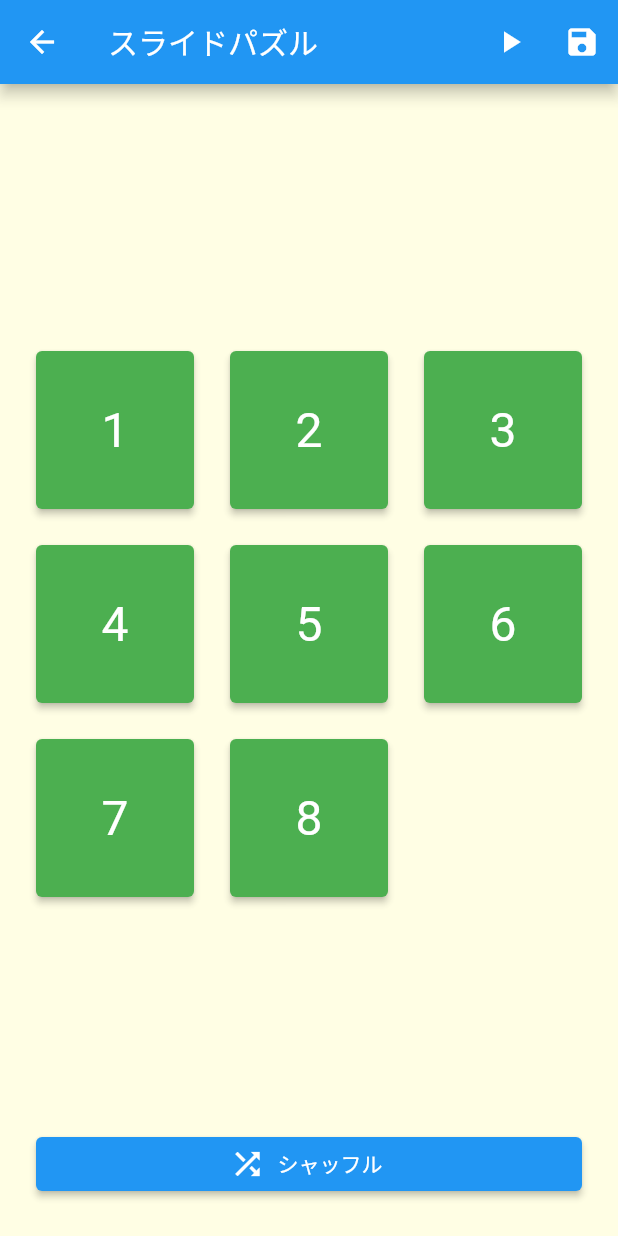
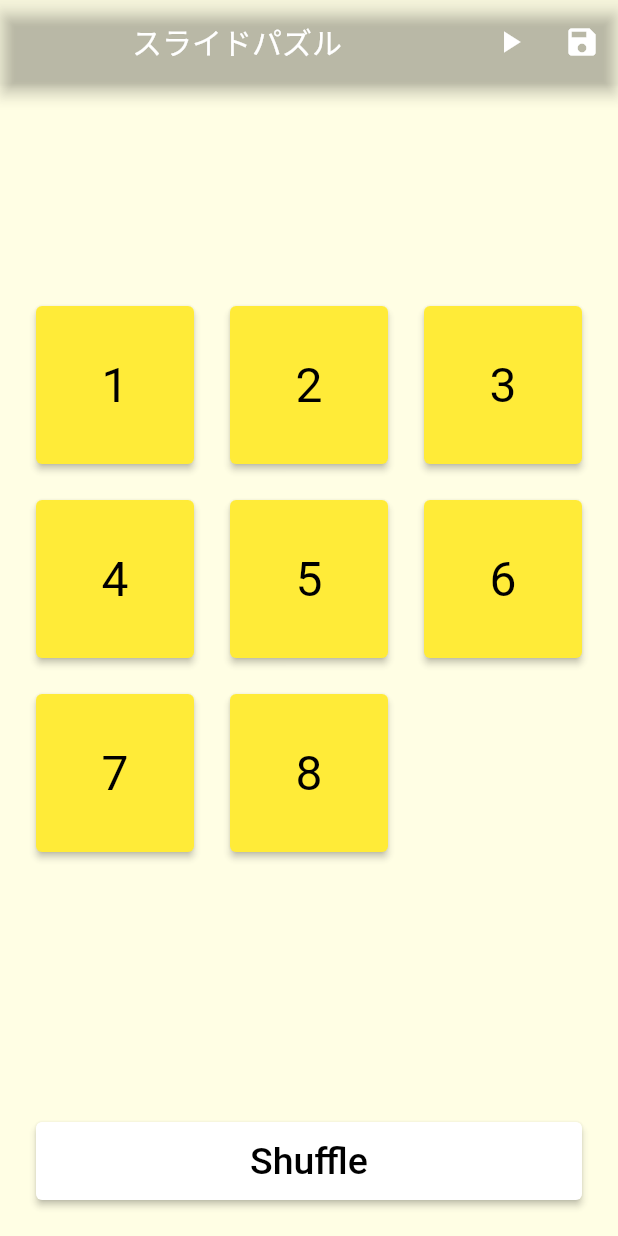
Before and after one commit to kayeungadrian-tam/The-Banana-Room, a Flutter app: the PuzzlePage screen opened directly, on a phone screen of 412 x 824 dp. Run offline on Flutter 3.47's test engine with Material 2 defaults, Android fonts, the phone set to English and light mode, and no system bars; our stand-ins replace cloud_firestore, curved_navigation_bar, firebase_auth, firebase_core, firebase_database, firebase_storage and 7 more; accounts and stored records are empty; network calls fail.

Commit message:
add: update pages

```diff
--- a/the_app/lib/Dashboard.dart
+++ b/the_app/lib/Dashboard.dart
@@ -24,7 +24,7 @@ class _DashboardPageState extends State<DashboardPage> {
           width: 200,
           child: Image(
               image: NetworkImage(
-                  'https://m.media-amazon.com/images/I/61FJGiJCVlL._AC_SL1024_.jpg')),
+                  'https://lh3.googleusercontent.com/Tg0lgmZMUa72ftI56gYkSWCtBWSp5z804PUfr4eToU87agAiducmsGl3XpI0SqMg_ucXr1sqDN0cdXNOKWBrtJbbkcXH2DE0-0Hn3w=w1400-k')),
         ),
       ),
       back: Container(
@@ -61,6 +61,10 @@ class _DashboardPageState extends State<DashboardPage> {
             ),
             const SizedBox(
               height: 42,
+              child: Text(
+                "My Collection",
+                style: TextStyle(fontSize: 32),
+              ),
             ),
             Row(
               children: [
--- a/the_app/lib/Web_test.dart
+++ b/the_app/lib/Web_test.dart
@@ -81,6 +81,7 @@ class _WebSocketPageState extends State<WebSocketPage> {
         return Scaffold(
           extendBodyBehindAppBar: true,
           appBar: AppBar(
+            automaticallyImplyLeading: false,
             title: Center(
                 child: Text(
                     "Room: ${roomNumber}, (${snapshot.data!.docs.length})")),
--- a/the_app/lib/sandbox/puzzle_page.dart
+++ b/the_app/lib/sandbox/puzzle_page.dart
@@ -22,12 +22,14 @@ class _PuzzlePageState extends State<PuzzlePage> {
     8,
     0,
   ];
-
   @override
   Widget build(BuildContext context) {
     return Scaffold(
+      extendBodyBehindAppBar: true,
       appBar: AppBar(
-        title: const Text('スライドパズル'),
+        title: Center(child: const Text('スライドパズル')),
+        backgroundColor: Colors.transparent,
+        automaticallyImplyLeading: false,
         actions: [
           // 保存したタイルの状態を読zみ込むボタン
           IconButton(
@@ -59,10 +61,26 @@ class _PuzzlePageState extends State<PuzzlePage> {
             // シャッフルボタン
             SizedBox(
               width: double.infinity,
-              child: ElevatedButton.icon(
-                onPressed: () => shuffleTiles(),
-                icon: const Icon(Icons.shuffle),
-                label: const Text('シャッフル'),
+              height: 52,
+              child: Container(
+                height: 50,
+                // color: Color.fromARGB(145, 255, 235, 57),
+                child: ElevatedButton(
+                  onPressed: () => shuffleTiles(),
+                  style: ButtonStyle(
+                    backgroundColor: MaterialStateProperty.all(Colors.white),
+                  ),
+                  child: const Text(
+                    'Shuffle',
+                    style: TextStyle(color: Colors.black, fontSize: 25),
+                  ),
+                ),
+
+                // ElevatedButton.icon(
+                //   onPressed: () => shuffleTiles(),
+                //   icon: const Icon(Icons.shuffle),
+                //   label: const Text('シャッフル'),
+                // )
               ),
             ),
           ],
@@ -189,9 +207,8 @@ class TilesView extends StatelessWidget {
         }
         return TileView(
           number: number,
-          // 正解の場合は色を変える
-          color: isCorrect ? Colors.green : Colors.blue,
-          // コールバックでタップされたことを伝える
+          correct: isCorrect,
+          color: isCorrect ? Color.fromARGB(255, 255, 235, 56) : Colors.grey,
           onPressed: () => onPressed(number),
         );
       }).toList(),
@@ -202,14 +219,16 @@ class TilesView extends StatelessWidget {
 class TileView extends StatelessWidget {
   final int number;
   final Color color;
+  final bool correct;
   final void Function() onPressed;
 
-  const TileView({
-    Key? key,
-    required this.number,
-    required this.color,
-    required this.onPressed,
-  }) : super(key: key);
+  const TileView(
+      {Key? key,
+      required this.number,
+      required this.color,
+      required this.onPressed,
+      required this.correct})
+      : super(key: key);
 
   @override
   Widget build(BuildContext context) {
@@ -217,10 +236,13 @@ class TileView extends StatelessWidget {
       onPressed: onPressed,
       style: ElevatedButton.styleFrom(
         primary: color,
-        textStyle: const TextStyle(fontSize: 32),
+        textStyle: TextStyle(fontSize: 32),
       ),
       child: Center(
-        child: Text(number.toString()),
+        child: Text(
+          number.toString(),
+          style: TextStyle(color: correct ? Colors.black : Colors.white),
+        ),
       ),
     );
   }
```
Also changed, not shown: the_app/lib/Home.dart (+8 -16 lines), the_app/lib/game/Index.dart (+4 -4 lines), the_app/assets/lotties/peeled-banana-seamless-pattern-wrapping-paper-gift-card-poster-banner-design-home-decor-modern-textile-print-colored-pencils-illustration-2FM06HD.jpg (added), the_app/lib/firebase_options.dart, 1 other file.
